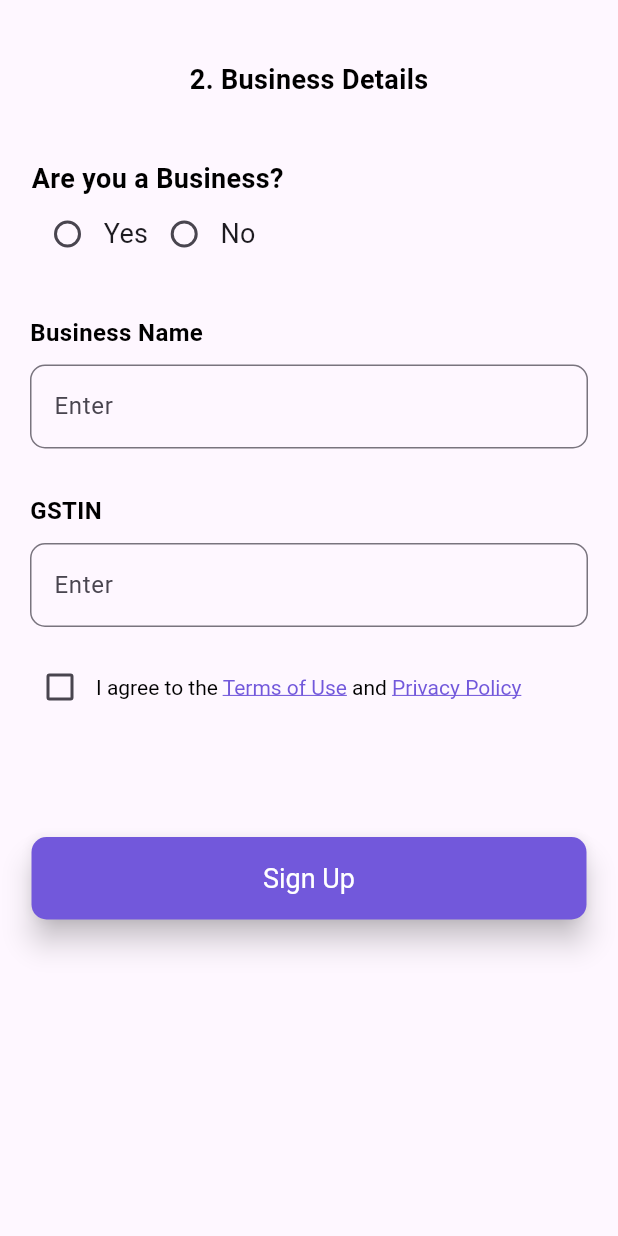
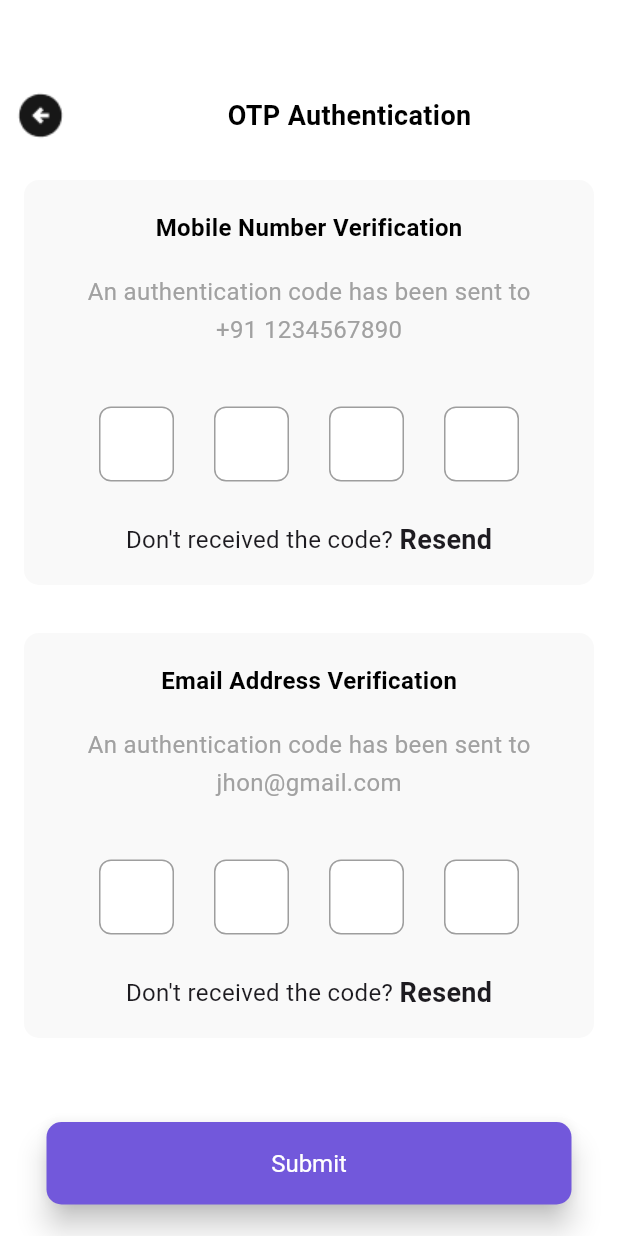
Before and after one commit to bestrate-espl/bestrateapp, a Flutter app: the BusinessDetails screen opened directly, after a tap on "Sign Up", on a phone screen of 412 x 824 dp. Run offline on Flutter 3.47's test engine with Material 3 defaults, Android fonts, the light colour scheme and no system bars; drawn by our look-alikes of pin_code_fields; our stand-ins replace get, shared_preferences, smooth_page_indicator, webview_flutter; accounts and stored records are empty.

Commit message:
Work Update :- 01-01-2024 - Working on Navigation Side Bar

```diff
--- a/lib/constant/best_rate_color_constant.dart
+++ b/lib/constant/best_rate_color_constant.dart
@@ -3,5 +3,6 @@ import 'dart:ui';
 class BestRateColorConstant{
   static const Color appPrimaryColor = Color(0xFF7258DB);
   static const Color appSecondaryColor = Color(0xFFA1A1A1);
+  static const Color lightGray = Color(0xFFF9F9F9);
 
 }
--- a/lib/screens/otp_screen.dart
+++ b/lib/screens/otp_login_screen.dart
@@ -1,5 +1,5 @@
 
-import 'package:bestrateapp/screens/registration_screen_1.dart';
+import 'package:bestrateapp/screens/registration_screen.dart';
 import 'package:flutter/material.dart';
 import 'package:flutter/services.dart';
 import 'package:pin_code_fields/pin_code_fields.dart';
@@ -47,7 +47,7 @@ class _OTPScreenState extends State<OTPScreen> {
               child: Column(
                 children: [
                   const Padding(padding: EdgeInsets.all(10),
-                      child: Text('An outhentication code has been sent to',style: TextStyle(fontSize: 16,color: Color(0xFFA1A1A1)),)
+                      child: Text('An authentication code has been sent to',style: TextStyle(fontSize: 16,color: Color(0xFFA1A1A1)),)
                   ),
                   const Padding(padding: EdgeInsets.all(5),
                       child: Text('+91 1234567890',style: TextStyle(fontSize: 16,color: Color(0xFFA1A1A1)),)
@@ -93,7 +93,7 @@ class _OTPScreenState extends State<OTPScreen> {
                         child: Text("Submit"),
                         onPressed: (){
                           Navigator.push(context, MaterialPageRoute(builder: (context){
-                            return RegistrationScreen1();
+                            return RegistrationScreen();
                           }));
                         },
                         style: ElevatedButton.styleFrom(
--- /dev/null
+++ b/lib/screens/otp_registration_screen.dart
@@ -0,0 +1,195 @@
+import 'package:bestrateapp/constant/best_rate_color_constant.dart';
+import 'package:bestrateapp/screens/dashboard_screen.dart';
+import 'package:flutter/material.dart';
+import 'package:flutter/services.dart';
+import 'package:pin_code_fields/pin_code_fields.dart';
+class OtpRegistrationScreen extends StatefulWidget {
+  const OtpRegistrationScreen({super.key});
+
+  @override
+  State<OtpRegistrationScreen> createState() => _OtpRegistrationScreenState();
+}
+
+class _OtpRegistrationScreenState extends State<OtpRegistrationScreen> {
+  TextEditingController _controller = TextEditingController();
+  @override
+  Widget build(BuildContext context) {
+    return Scaffold(
+      backgroundColor: Colors.white,
+      body: Column(
+        children: [
+          Padding(
+            padding: const EdgeInsets.only(top: 50),
+            child: Row(
+              mainAxisAlignment: MainAxisAlignment.center,
+              children: [
+                GestureDetector(
+                  onTap: (){
+                    Navigator.pop(context);
+                  },
+                  child: Padding(padding: EdgeInsets.all(10),
+                    child: Image.asset('assets/images/arrow_back_image.png'),
+                  ),
+                ),
+                Expanded(child: Center(
+                  child: Padding(padding: EdgeInsets.all(10),
+                    child: Text("OTP Authentication", style: TextStyle(fontSize: 18,fontWeight: FontWeight.bold, color: Colors.black),),),
+                ),
+                )
+              ],
+            ),
+          ),
+          Expanded(
+            child: SingleChildScrollView(
+              scrollDirection: Axis.vertical,
+              child: Column(
+                children: [
+                  Padding(
+                    padding: const EdgeInsets.all(16.0),
+                    child: Container(
+                      decoration: BoxDecoration(
+                        color: BestRateColorConstant.lightGray,
+                        borderRadius: BorderRadius.circular(10.0),),
+                      height: 270.0,
+                      child: Center(
+                        child: Column(
+                          children: [
+                            const Padding(padding: EdgeInsets.only(top: 20),
+                                child: Text('Mobile Number Verification',style: TextStyle(fontSize: 16, fontWeight: FontWeight.bold,color: Colors.black),)
+                            ),
+                            const Padding(padding: EdgeInsets.only(top: 20),
+                                child: Text('An authentication code has been sent to',style: TextStyle(fontSize: 16,color: Color(0xFFA1A1A1)),)
+                            ),
+                            const Padding(padding: EdgeInsets.only(top: 2),
+                                child: Text('+91 1234567890',style: TextStyle(fontSize: 16,color: Color(0xFFA1A1A1)),)
+                            ),
+                            Padding(padding: EdgeInsets.fromLTRB(50,40,50,0),
+                              child: PinCodeTextField(
+                                appContext: context,
+                                controller: _controller,
+                                length: 4,
+                                cursorHeight: 19,
+                                enableActiveFill: true,
+                                textStyle: TextStyle(fontSize: 16, fontWeight: FontWeight.bold),
+                                inputFormatters: [FilteringTextInputFormatter.digitsOnly],
+                                pinTheme: PinTheme(
+                                    shape: PinCodeFieldShape.box,
+                                    fieldWidth: 50,
+                                    inactiveColor: Colors.grey,
+                                    selectedColor: Color(0xFF01B576),
+                                    activeFillColor: Colors.white,
+                                    selectedFillColor: Colors.white,
+                                    inactiveFillColor: Colors.white,
+                                    borderWidth: 1,
+                                    borderRadius: BorderRadius.circular(8)
+                                ),
+                                onChanged: (String value) {
+                                  print(value);
+                                },
+
+                              ),),
+                            Padding(padding: EdgeInsets.all(10),
+                              child: Row(
+                                mainAxisAlignment: MainAxisAlignment.center,
+                                children: [
+                                  Text("Don't received the code? ", style: TextStyle(fontSize: 16),),
+                                  Text("Resend", style: TextStyle(fontSize: 18, fontWeight: FontWeight.bold),)
+                                ],
+                              ),),
+                          ],
+                        ),
+                      ),
+                    ),
+                  ),
+                  Padding(
+                    padding: const EdgeInsets.all(16.0),
+                    child: Container(
+                      decoration: BoxDecoration(
+                        color: BestRateColorConstant.lightGray,
+                        borderRadius: BorderRadius.circular(10.0),),
+                      height: 270.0,
+                      child: Center(
+                        child: Column(
+                          children: [
+                            const Padding(padding: EdgeInsets.only(top: 20),
+                                child: Text('Email Address Verification',style: TextStyle(fontSize: 16, fontWeight: FontWeight.bold,color: Colors.black),)
+                            ),
+                            const Padding(padding: EdgeInsets.only(top: 20),
+                                child: Text('An authentication code has been sent to',style: TextStyle(fontSize: 16,color: Color(0xFFA1A1A1)),)
+                            ),
+                            const Padding(padding: EdgeInsets.only(top: 2),
+                                child: Text('jhon@gmail.com',style: TextStyle(fontSize: 16,color: Color(0xFFA1A1A1)),)
+                            ),
+                            Padding(padding: EdgeInsets.fromLTRB(50,40,50,0),
+                              child: PinCodeTextField(
+                                appContext: context,
+                                controller: _controller,
+                                length: 4,
+                                cursorHeight: 19,
+                                enableActiveFill: true,
+                                textStyle: TextStyle(fontSize: 16, fontWeight: FontWeight.bold),
+                                inputFormatters: [FilteringTextInputFormatter.digitsOnly],
+                                pinTheme: PinTheme(
+                                    shape: PinCodeFieldShape.box,
+                                    fieldWidth: 50,
+                                    inactiveColor: Colors.grey,
+                                    selectedColor: Color(0xFF01B576),
+                                    activeFillColor: Colors.white,
+                                    selectedFillColor: Colors.white,
+                                    inactiveFillColor: Colors.white,
+                                    borderWidth: 1,
+                                    borderRadius: BorderRadius.circular(8)
+                                ),
+                                onChanged: (String value) {
+                                  print(value);
+                                },
+
+                              ),),
+                            Padding(padding: EdgeInsets.all(10),
+                              child: Row(
+                                mainAxisAlignment: MainAxisAlignment.center,
+                                children: [
+                                  Text("Don't received the code? ", style: TextStyle(fontSize: 16),),
+                                  Text("Resend", style: TextStyle(fontSize: 18, fontWeight: FontWeight.bold),)
+                                ],
+                              ),),
+                          ],
+                        ),
+                      ),
+                    ),
+                  ),
+
+                  Padding(padding: EdgeInsets.fromLTRB(0, 40, 0, 0),
+                    child: ConstrainedBox(
+                      constraints: BoxConstraints.tightFor(width: 350, height: 55),
+
+                      child: ElevatedButton(
+                        child: Text("Submit"),
+                        onPressed: (){
+                          Navigator.push(context, MaterialPageRoute(builder: (context){
+                            return DashboardScreen();
+                          }));
+                        },
+                        style: ElevatedButton.styleFrom(
+                          backgroundColor: BestRateColorConstant.appPrimaryColor,
+                          foregroundColor: Colors.white,
+                          textStyle: TextStyle(fontSize: 16),
+                          elevation: 8,
+                          shape: RoundedRectangleBorder(
+                              borderRadius: BorderRadius.circular(10)
+                          ),
+
+                        ),
+                      ),
+                    ),
+                  ),
+                ],
+              ),
+            ),
+          )
+
+        ],
+      ),
+    );
+  }
+}
--- a/lib/screens/registration_helper_class.dart
+++ b/lib/screens/registration_helper_class.dart
@@ -1,3 +1,4 @@
+import 'package:bestrateapp/screens/otp_registration_screen.dart';
 import 'package:flutter/cupertino.dart';
 import 'package:flutter/gestures.dart';
 import 'package:flutter/material.dart';
@@ -19,7 +20,9 @@ class _BuyerInformationScreenState extends State<BuyerInformationScreen> {
 
   @override
   Widget build(BuildContext context) {
-    return Column(
+    return Scaffold(
+      backgroundColor: Colors.white,
+      body: Column(
         children: [
           Center(
             child: Padding(
@@ -274,6 +277,7 @@ class _BuyerInformationScreenState extends State<BuyerInformationScreen> {
           ),)
 
         ],
+      ),
     );
   }
 }
@@ -292,7 +296,9 @@ class _BusinessDetailsState extends State<BusinessDetails> {
   bool isChecked = false;
   @override
   Widget build(BuildContext context) {
-    return SingleChildScrollView(
+    return Scaffold(
+      backgroundColor: Colors.white,
+      body: SingleChildScrollView(
         scrollDirection: Axis.vertical,
         child: Padding(
           padding: const EdgeInsets.only(top: 10),
@@ -310,11 +316,18 @@ class _BusinessDetailsState extends State<BusinessDetails> {
                 child: Column(
                   mainAxisAlignment: MainAxisAlignment.start,
                   children: [
+                    Padding(
+                      padding: const EdgeInsets.fromLTRB(30,30,20,0),
+                      child: Row(
+                        children: [
                           Container(
-                      width: 370,
-                      child: Text("Are you a Business?", style: TextStyle(fontWeight: FontWeight.bold, fontSize: 18, color: Colors.black),)),
-                  Container(
-                      width: 370,
+                              child: Text("Are you a Business?", style: TextStyle(fontWeight: FontWeight.bold, fontSize: 16, color: Colors.black),)),
+                        ],
+                      ),
+                    ),
+                    Padding(
+                      padding: const EdgeInsets.fromLTRB(20,0,20,0),
+                      child: Container(
                         child: Row(
                           children: [
                             // Radio button for Option 1
@@ -349,8 +362,9 @@ class _BusinessDetailsState extends State<BusinessDetails> {
                           ],
                         ),
                       ),
+                    ),
                     Padding(
-                    padding: const EdgeInsets.fromLTRB(20,30,20,0),
+                      padding: const EdgeInsets.fromLTRB(20,20,20,0),
                       child: Row(
                         children: [
                           Container(
@@ -495,9 +509,9 @@ class _BusinessDetailsState extends State<BusinessDetails> {
                             child: Text("Sign Up"),
 
                             onPressed: () {
-                            // Navigator.pushReplacement(context, MaterialPageRoute(builder: (context){
-                            //   return SignInWithMobileScreen();
-                            // },),);
+                              Navigator.push(context, MaterialPageRoute(builder: (context){
+                                return OtpRegistrationScreen();
+                              },),);
                             },
                             style: ElevatedButton.styleFrom(
                               backgroundColor: Color(0xFF7258DB),
@@ -519,6 +533,7 @@ class _BusinessDetailsState extends State<BusinessDetails> {
             ],
           ),
         ),
+      ),
     );
   }
 }
--- a/lib/screens/signin_with_mobile_screen.dart
+++ b/lib/screens/signin_with_mobile_screen.dart
@@ -1,4 +1,4 @@
-import 'package:bestrateapp/screens/otp_screen.dart';
+import 'package:bestrateapp/screens/otp_login_screen.dart';
 import 'package:flutter/material.dart';
 import 'package:flutter/services.dart';
 
```
Also changed, not shown: lib/drawer/my_header_drawer.dart (added, +37 -0 lines), lib/drawer/screen/about_us.dart (added, +18 -0 lines), lib/drawer/screen/my_profile.dart (added, +18 -0 lines), lib/drawer/screen/privacy_policy.dart (added, +18 -0 lines), lib/drawer/screen/terms_conditions.dart (added, +18 -0 lines), lib/screens/dashboard_screen.dart (added, +109 -0 lines), lib/screens/registration_screen.dart (renamed from lib/screens/registration_screen_1.dart, +4 -4 lines), assets/images/assignment_ind.png (added), assets/images/gavel.png (added), assets/images/info.png (added), assets/images/local_police.png (added), assets/images/logout.png (added), assets/images/user_icon.png (added). Lines whose indentation alone changed are shown as unchanged.
